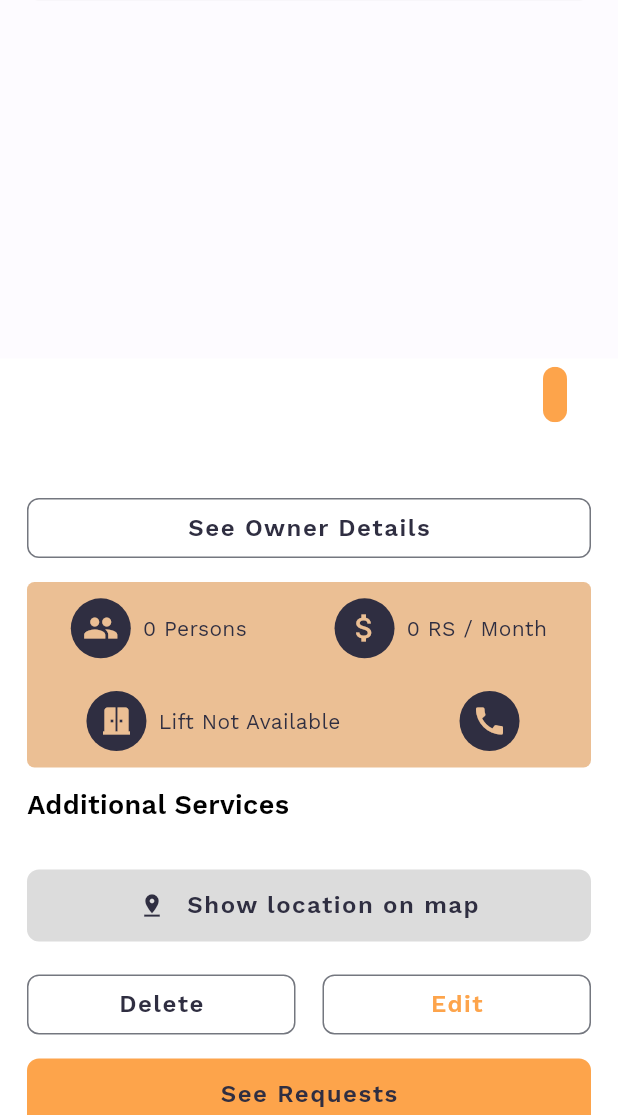
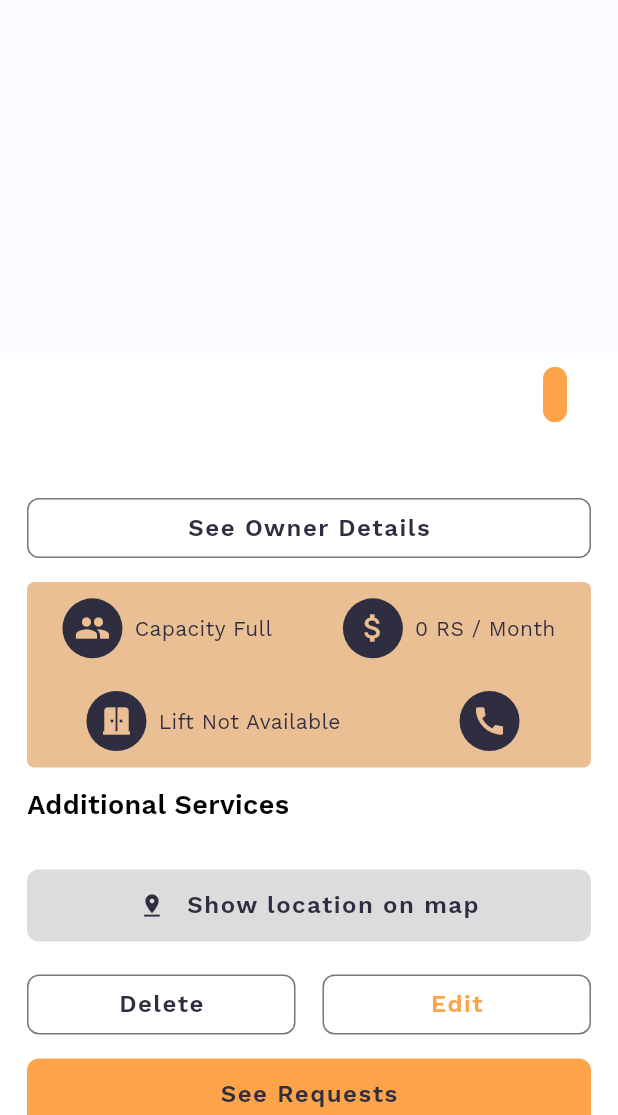
Before and after one commit to Bilalsaeed78/New-Journey-App, a Flutter app: the PropertyDetailsScreem screen opened directly with empty values, on a phone screen of 412 x 824 dp, the part 121-1236 px from its top. Run offline on Flutter 3.47's test engine with Material 3 defaults, Android fonts, the light colour scheme and no system bars; drawn by our look-alikes of carousel_slider; our stand-ins replace file_picker, flutter_rating_bar, flutter_svg, get, get_storage, image_picker and 1 more; missing offline and left inert: map_launcher, multi_image_picker_view; accounts and stored records are empty; network calls fail.

Commit message:
Minor Fixes

```diff
--- a/client/lib/controllers/profile_controller.dart
+++ b/client/lib/controllers/profile_controller.dart
@@ -39,7 +39,6 @@ class ProfileController extends GetxController with LocalStorage {
       if (response.statusCode == 201) {
         final res = jsonDecode(response.body);
         user.value = User.fromJson(res['user']);
-        print(user.value.toJson());
       } else {
         Get.snackbar(
           'Error',
--- a/client/lib/views/property_details_screen.dart
+++ b/client/lib/views/property_details_screen.dart
@@ -206,8 +206,9 @@ class _PropertyDetailsScreemState extends State<PropertyDetailsScreem> {
                                   width: 8,
                                 ),
                                 Txt(
-                                  text:
-                                      "${widget.propertyData['max_capacity']} Persons",
+                                  text: widget.propertyData['max_capacity'] == 0
+                                      ? 'Capacity Full'
+                                      : "${widget.propertyData['max_capacity']} Persons",
                                   color: AppColors.secondary,
                                   fontSize: FontSize.subTitleFontSize,
                                   fontWeight: FontWeight.normal,
--- a/client/lib/widgets/property_card.dart
+++ b/client/lib/widgets/property_card.dart
@@ -82,7 +82,7 @@ class _PropertyCardState extends State<PropertyCard> {
         ));
       },
       child: Container(
-        height: Get.height * 0.4,
+        height: Get.height * 0.39,
         width: double.infinity,
         margin: const EdgeInsets.symmetric(
           vertical: MarginManager.marginM,
```
Also changed, not shown: client/lib/widgets/request_tile.dart (+17 -2 lines).
